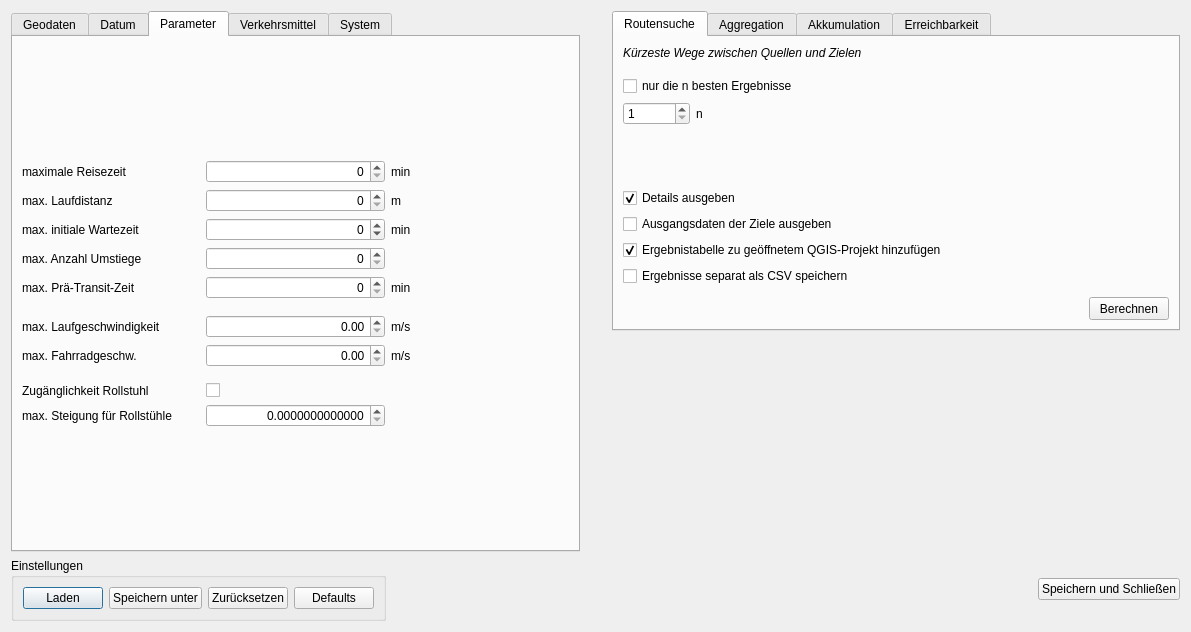
First picture: the form in OTP/OTP_dialog_base.ui, repository ChrFr/qgis-OTP, before the edit.
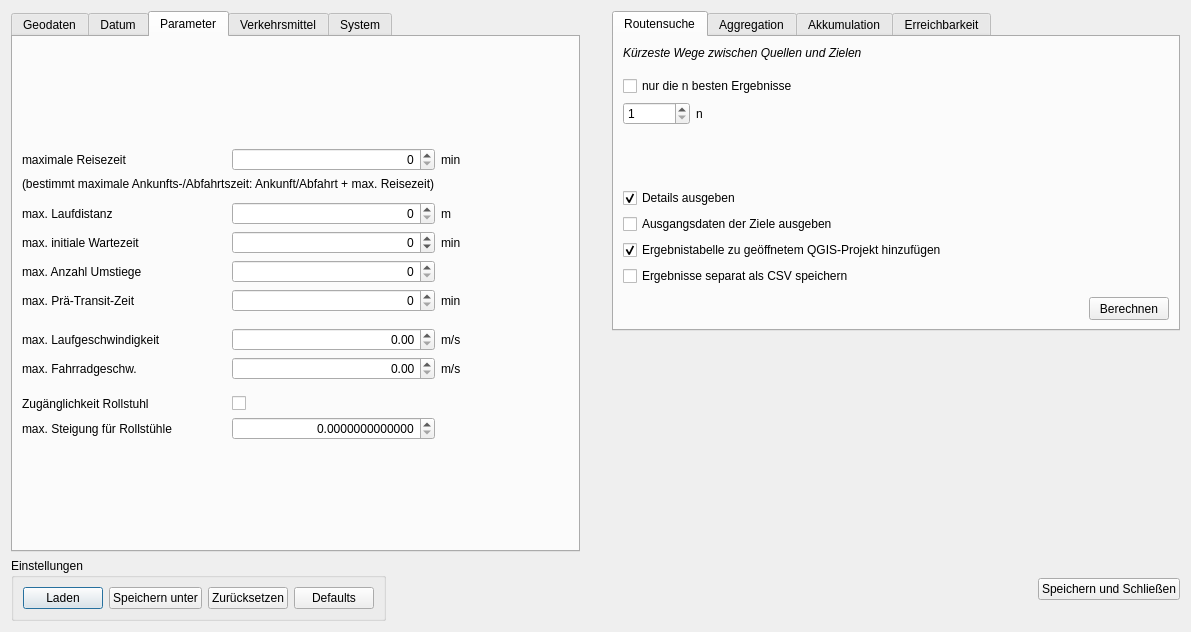
Second picture: the form after the edit. The open tabs and pages were chosen to show the change.

Commit message: Update: OTP UI - activated System settings; added explanation of max travel time

```diff
--- a/OTP/OTP_dialog_base.ui
+++ b/OTP/OTP_dialog_base.ui
@@ -1200,7 +1200,159 @@
        <string>zusätzliche Parameter der Routensuche</string>
       </attribute>
       <layout class="QGridLayout" name="gridLayout_7">
-       <item row="5" column="0">
+       <item row="15" column="1">
+        <widget class="QDoubleSpinBox" name="bike_speed_edit">
+         <property name="toolTip">
+          <string>maximale Fahrradgeschwindigkeit</string>
+         </property>
+         <property name="alignment">
+          <set>Qt::AlignRight|Qt::AlignTrailing|Qt::AlignVCenter</set>
+         </property>
+         <property name="singleStep">
+          <double>0.100000000000000</double>
+         </property>
+        </widget>
+       </item>
+       <item row="16" column="1">
+        <spacer name="verticalSpacer_21">
+         <property name="orientation">
+          <enum>Qt::Vertical</enum>
+         </property>
+         <property name="sizeType">
+          <enum>QSizePolicy::Fixed</enum>
+         </property>
+         <property name="sizeHint" stdset="0">
+          <size>
+           <width>20</width>
+           <height>10</height>
+          </size>
+         </property>
+        </spacer>
+       </item>
+       <item row="13" column="0">
+        <widget class="QLabel" name="label_15">
+         <property name="toolTip">
+          <string>maximale Laufgeschwindigkeit</string>
+         </property>
+         <property name="text">
+          <string>max. Laufgeschwindigkeit</string>
+         </property>
+        </widget>
+       </item>
+       <item row="8" column="0">
+        <widget class="QLabel" name="label_23">
+         <property name="toolTip">
+          <string>maximale Anzahl der Umstiege auf der Route</string>
+         </property>
+         <property name="text">
+          <string>max. Anzahl Umstiege</string>
+         </property>
+        </widget>
+       </item>
+       <item row="18" column="0">
+        <widget class="QLabel" name="label_34">
+         <property name="toolTip">
+          <string>maximale Steigung, bis zu der ein Routenabschnitt als für Rollstühle zugänglich gilt</string>
+         </property>
+         <property name="text">
+          <string>max. Steigung für Rollstühle</string>
+         </property>
+        </widget>
+       </item>
+       <item row="15" column="0">
+        <widget class="QLabel" name="label_19">
+         <property name="toolTip">
+          <string>maximale Fahrradgeschwindigkeit</string>
+         </property>
+         <property name="text">
+          <string>max. Fahrradgeschw.</string>
+         </property>
+        </widget>
+       </item>
+       <item row="15" column="2">
+        <widget class="QLabel" name="label_20">
+         <property name="text">
+          <string>m/s</string>
+         </property>
+        </widget>
+       </item>
+       <item row="9" column="2">
+        <widget class="QLabel" name="label_32">
+         <property name="text">
+          <string>min</string>
+         </property>
+        </widget>
+       </item>
+       <item row="13" column="2">
+        <widget class="QLabel" name="label_16">
+         <property name="text">
+          <string>m/s</string>
+         </property>
+        </widget>
+       </item>
+       <item row="9" column="1">
+        <widget class="QSpinBox" name="pre_transit_edit">
+         <property name="toolTip">
+          <string>Park &amp; Ride / Kiss &amp; Ride: maximale Anfahrtszeit zum Bahnhof</string>
+         </property>
+         <property name="alignment">
+          <set>Qt::AlignRight|Qt::AlignTrailing|Qt::AlignVCenter</set>
+         </property>
+        </widget>
+       </item>
+       <item row="10" column="1">
+        <spacer name="verticalSpacer_22">
+         <property name="orientation">
+          <enum>Qt::Vertical</enum>
+         </property>
+         <property name="sizeType">
+          <enum>QSizePolicy::Fixed</enum>
+         </property>
+         <property name="sizeHint" stdset="0">
+          <size>
+           <width>20</width>
+           <height>10</height>
+          </size>
+         </property>
+        </spacer>
+       </item>
+       <item row="17" column="1">
+        <widget class="QCheckBox" name="wheelchair_check">
+         <property name="toolTip">
+          <string>Berücksichtung der Zugänglichkeit für Rollstühle an/aus</string>
+         </property>
+         <property name="text">
+          <string/>
+         </property>
+        </widget>
+       </item>
+       <item row="8" column="1">
+        <widget class="QSpinBox" name="transfers_edit">
+         <property name="toolTip">
+          <string>maximale Anzahl der Umstiege auf der Route</string>
+         </property>
+         <property name="alignment">
+          <set>Qt::AlignRight|Qt::AlignTrailing|Qt::AlignVCenter</set>
+         </property>
+        </widget>
+       </item>
+       <item row="18" column="1">
+        <widget class="QDoubleSpinBox" name="max_slope_edit">
+         <property name="toolTip">
+          <string>maximale Steigung, bis zu der ein Routenabschnitt als für Rollstühle zugänglich gilt</string>
+         </property>
+         <property name="alignment">
+          <set>Qt::AlignRight|Qt::AlignTrailing|Qt::AlignVCenter</set>
+         </property>
+         <property name="decimals">
+          <number>13</number>
+         </property>
+         <property name="singleStep">
+          <double>0.010000000000000</double>
+         </property>
+        </widget>
+       </item>
+       <item row="7" column="0">
         <widget class="QLabel" name="label_21">
          <property name="toolTip">
           <string>maximale Wartezeit zu Beginn der Route 
@@ -1213,7 +1365,7 @@
          </property>
         </widget>
        </item>
-       <item row="5" column="1">
+       <item row="7" column="1">
         <widget class="QSpinBox" name="clamp_edit">
          <property name="toolTip">
           <string>maximale Wartezeit zu Beginn der Route 
@@ -1232,7 +1384,22 @@
          </property>
         </widget>
        </item>
-       <item row="5" column="2">
+       <item row="4" column="1">
+        <widget class="QSpinBox" name="max_walk_dist_edit">
+         <property name="toolTip">
+          <string>maximale Distanz, die auf der Route zu Fuß zurückgelegt werden darf 
+maximal einstellbarer Wert entspricht unendlich 
+ACHTUNG: wird ignori</string>
+         </property>
+         <property name="alignment">
+          <set>Qt::AlignRight|Qt::AlignTrailing|Qt::AlignVCenter</set>
+         </property>
+         <property name="maximum">
+          <number>2147483647</number>
+         </property>
+        </widget>
+       </item>
+       <item row="7" column="2">
         <widget class="QLabel" name="label_22">
          <property name="toolTip">
           <string/>
@@ -1278,22 +1445,7 @@
          </property>
         </widget>
        </item>
-       <item row="2" column="1">
-        <widget class="QSpinBox" name="max_walk_dist_edit">
-         <property name="toolTip">
-          <string>maximale Distanz, die auf der Route zu Fuß zurückgelegt werden darf 
-maximal einstellbarer Wert entspricht unendlich 
-ACHTUNG: wird ignori</string>
-         </property>
-         <property name="alignment">
-          <set>Qt::AlignRight|Qt::AlignTrailing|Qt::AlignVCenter</set>
-         </property>
-         <property name="maximum">
-          <number>2147483647</number>
-         </property>
-        </widget>
-       </item>
-       <item row="2" column="0">
+       <item row="4" column="0">
         <widget class="QLabel" name="label_17">
          <property name="toolTip">
           <string>maximale Distanz, die auf der Route zu Fuß zurückgelegt werden darf 
@@ -1305,7 +1457,7 @@
          </property>
         </widget>
        </item>
-       <item row="2" column="2">
+       <item row="4" column="2">
         <widget class="QLabel" name="label_18">
          <property name="toolTip">
           <string/>
@@ -1315,19 +1467,6 @@
          </property>
         </widget>
        </item>
-       <item row="18" column="1">
-        <spacer name="verticalSpacer_14">
-         <property name="orientation">
-          <enum>Qt::Vertical</enum>
-         </property>
-         <property name="sizeHint" stdset="0">
-          <size>
-           <width>20</width>
-           <height>40</height>
-          </size>
-         </property>
-        </spacer>
-       </item>
        <item row="1" column="0">
         <widget class="QLabel" name="label_7">
          <property name="toolTip">
@@ -1339,6 +1478,19 @@
          </property>
         </widget>
        </item>
+       <item row="20" column="1">
+        <spacer name="verticalSpacer_14">
+         <property name="orientation">
+          <enum>Qt::Vertical</enum>
+         </property>
+         <property name="sizeHint" stdset="0">
+          <size>
+           <width>20</width>
+           <height>40</height>
+          </size>
+         </property>
+        </spacer>
+       </item>
        <item row="0" column="1">
         <spacer name="verticalSpacer_9">
          <property name="orientation">
@@ -1352,7 +1504,7 @@
          </property>
         </spacer>
        </item>
-       <item row="15" column="0">
+       <item row="17" column="0">
         <widget class="QLabel" name="label_33">
          <property name="toolTip">
           <string>Berücksichtung der Zugänglichkeit für Rollstühle an/aus</string>
@@ -1362,20 +1514,7 @@
          </property>
         </widget>
        </item>
-       <item row="11" column="1">
-        <widget class="QDoubleSpinBox" name="walk_speed_edit">
-         <property name="toolTip">
-          <string>maximale Laufgeschwindigkeit</string>
-         </property>
-         <property name="alignment">
-          <set>Qt::AlignRight|Qt::AlignTrailing|Qt::AlignVCenter</set>
-         </property>
-         <property name="singleStep">
-          <double>0.100000000000000</double>
-         </property>
-        </widget>
-       </item>
-       <item row="7" column="0">
+       <item row="9" column="0">
         <widget class="QLabel" name="label_31">
          <property name="toolTip">
           <string>Park &amp; Ride / Kiss &amp; Ride: maximale Anfahrtszeit zum Bahnhof</string>
@@ -1385,44 +1524,8 @@
          </property>
         </widget>
        </item>
-       <item row="6" column="0">
-        <widget class="QLabel" name="label_23">
-         <property name="toolTip">
-          <string>maximale Anzahl der Umstiege auf der Route</string>
-         </property>
-         <property name="text">
-          <string>max. Anzahl Umstiege</string>
-         </property>
-        </widget>
-       </item>
-       <item row="11" column="0">
-        <widget class="QLabel" name="label_15">
-         <property name="toolTip">
-          <string>maximale Laufgeschwindigkeit</string>
-         </property>
-         <property name="text">
-          <string>max. Laufgeschwindigkeit</string>
-         </property>
-        </widget>
-       </item>
-       <item row="14" column="1">
-        <spacer name="verticalSpacer_21">
-         <property name="orientation">
-          <enum>Qt::Vertical</enum>
-         </property>
-         <property name="sizeType">
-          <enum>QSizePolicy::Fixed</enum>
-         </property>
-         <property name="sizeHint" stdset="0">
-          <size>
-           <width>20</width>
-           <height>10</height>
-          </size>
-         </property>
-        </spacer>
-       </item>
        <item row="13" column="1">
-        <widget class="QDoubleSpinBox" name="bike_speed_edit">
+        <widget class="QDoubleSpinBox" name="walk_speed_edit">
          <property name="toolTip">
           <string>maximale Fahrradgeschwindigkeit</string>
          </property>
@@ -1434,95 +1537,18 @@
          </property>
         </widget>
        </item>
-       <item row="16" column="0">
-        <widget class="QLabel" name="label_34">
+       <item row="2" column="0" colspan="2">
+        <widget class="QLabel" name="max_time_explanation_label">
          <property name="toolTip">
-          <string>maximale Steigung, bis zu der ein Routenabschnitt als für Rollstühle zugänglich gilt</string>
-         </property>
-         <property name="text">
-          <string>max. Steigung für Rollstühle</string>
-         </property>
-        </widget>
-       </item>
-       <item row="13" column="0">
-        <widget class="QLabel" name="label_19">
-         <property name="toolTip">
-          <string>maximale Fahrradgeschwindigkeit</string>
-         </property>
-         <property name="text">
-          <string>max. Fahrradgeschw.</string>
-         </property>
-        </widget>
-       </item>
-       <item row="13" column="2">
-        <widget class="QLabel" name="label_20">
-         <property name="text">
-          <string>m/s</string>
-         </property>
-        </widget>
-       </item>
-       <item row="7" column="2">
-        <widget class="QLabel" name="label_32">
-         <property name="text">
-          <string>min</string>
-         </property>
-        </widget>
-       </item>
-       <item row="16" column="1">
-        <widget class="QDoubleSpinBox" name="max_slope_edit">
-         <property name="toolTip">
-          <string>maximale Steigung, bis zu der ein Routenabschnitt als für Rollstühle zugänglich gilt</string>
-         </property>
-         <property name="alignment">
-          <set>Qt::AlignRight|Qt::AlignTrailing|Qt::AlignVCenter</set>
-         </property>
-         <property name="decimals">
-          <number>13</number>
-         </property>
-         <property name="singleStep">
-          <double>0.010000000000000</double>
-         </property>
-        </widget>
-       </item>
-       <item row="7" column="1">
-        <widget class="QSpinBox" name="pre_transit_edit">
-         <property name="toolTip">
-          <string>Park &amp; Ride / Kiss &amp; Ride: maximale Anfahrtszeit zum Bahnhof</string>
-         </property>
-         <property name="alignment">
-          <set>Qt::AlignRight|Qt::AlignTrailing|Qt::AlignVCenter</set>
-         </property>
-        </widget>
-       </item>
-       <item row="6" column="1">
-        <widget class="QSpinBox" name="transfers_edit">
-         <property name="toolTip">
-          <string>maximale Anzahl der Umstiege auf der Route</string>
-         </property>
-         <property name="alignment">
-          <set>Qt::AlignRight|Qt::AlignTrailing|Qt::AlignVCenter</set>
-         </property>
-        </widget>
-       </item>
-       <item row="15" column="1">
-        <widget class="QCheckBox" name="wheelchair_check">
-         <property name="toolTip">
-          <string>Berücksichtung der Zugänglichkeit für Rollstühle an/aus</string>
-         </property>
-         <property name="text">
           <string/>
          </property>
-        </widget>
-       </item>
-       <item row="11" column="2">
-        <widget class="QLabel" name="label_16">
          <property name="text">
-          <string>m/s</string>
+          <string>(bestimmt maximale Ankunfts-/Abfahrtszeit: Ankunft/Abfahrt + max. Reisezeit)</string>
          </property>
         </widget>
        </item>
-       <item row="8" column="1">
-        <spacer name="verticalSpacer_22">
+       <item row="3" column="0">
+        <spacer name="verticalSpacer_26">
          <property name="orientation">
           <enum>Qt::Vertical</enum>
          </property>
@@ -1532,7 +1558,7 @@
          <property name="sizeHint" stdset="0">
           <size>
            <width>20</width>
-           <height>10</height>
+           <height>5</height>
           </size>
          </property>
         </spacer>
```
Left out of the diff: 12 changed lines with no effect on the pictures.
